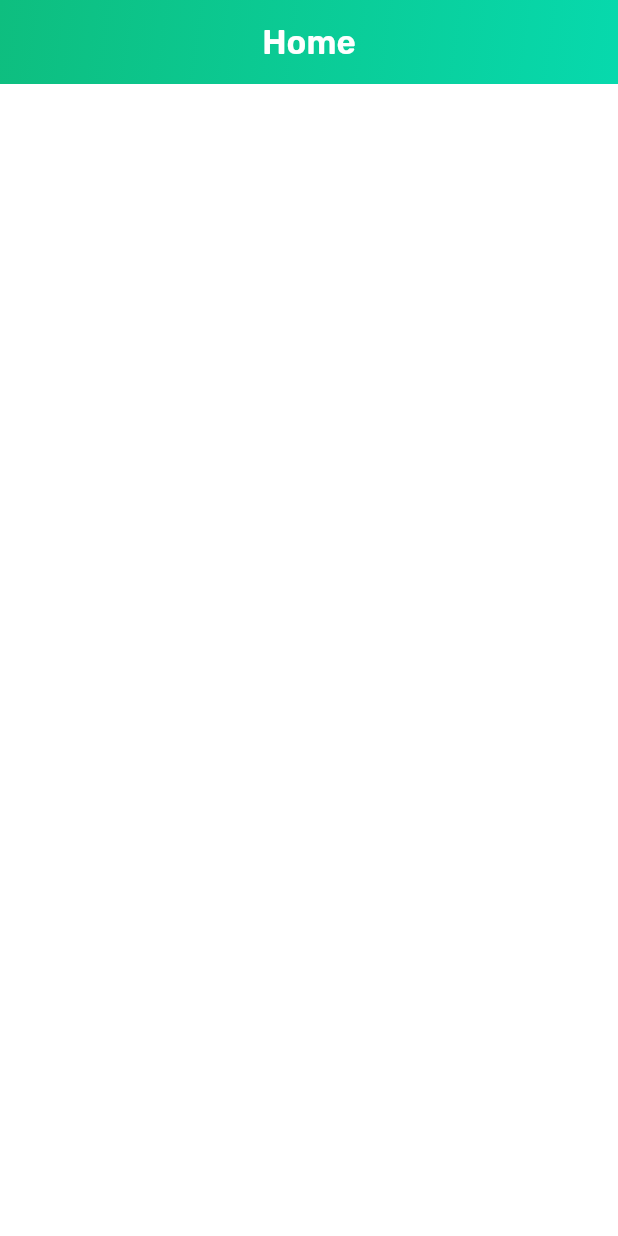
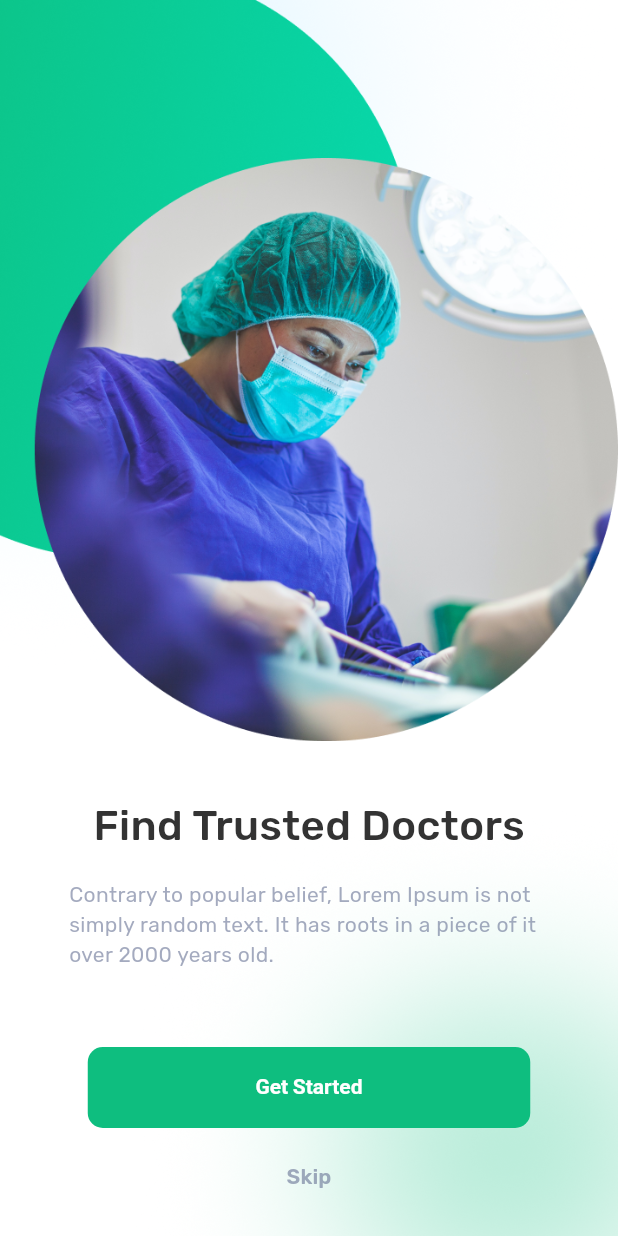
Before and after one commit to MedoAlshafei/doctor_hunt, a Flutter app: the screen it shows after launch, on a phone screen of 412 x 824 dp. Run offline on Flutter 3.47's test engine with Material 3 defaults, Android fonts, the phone set to English and light mode, and no system bars; our stand-ins replace google_fonts.

Commit message:
First onBoard view

```diff
--- a/lib/core/constants/app_colors.dart
+++ b/lib/core/constants/app_colors.dart
@@ -3,4 +3,6 @@ import 'package:flutter/material.dart';
 class AppColors {
   static Color primary = Color(0xff0EBE7F);
   static Color secondary = Color(0xff07D9AD);
+  static Color black = Color(0xff333333);
+  static Color grey = Color(0x99677294);
 }
--- a/lib/core/constants/app_image.dart
+++ b/lib/core/constants/app_image.dart
@@ -1,6 +1,7 @@
 class AppImage {
   static String splashViewImage = "assets/splash_view/splash_view.png";
-  static String onBoardingImageOne = "assets/on_boarding/on_boarding_1.png";
-  static String onBoardingImageTwo = "assets/on_boarding/on_boarding_2.png";
-  static String onBoardingImageThree = "assets/on_boarding/on_boarding_3.png";
+  static String onBoardingImageOne = "assets/onboarding/onboarding_1.png";
+  static String onBoardingImageTwo = "assets/onboarding/onboarding_2.png";
+  static String onBoardingImageThree = "assets/onboarding/onboarding_3.png";
+  static String appBackground = "assets/app_background/appBackground.png";
 }
--- a/lib/core/constants/app_text.dart
+++ b/lib/core/constants/app_text.dart
@@ -0,0 +1,8 @@
+class AppText {
+  static const String onBoardingOnetitle = "Find Trusted Doctors";
+  static const String onBoardingTwotitle = "Choose Best Doctors";
+  static const String onBoardingThreetitle = "Easy Appointments";
+  static const String onBoardingBodycontent =
+      "Contrary to popular belief, Lorem Ipsum is not simply random text. It has roots in a piece of it over 2000 years old.";
+  static const String onBoardingButtonGetStarted = "Get Started";
+}
--- /dev/null
+++ b/lib/features/onboarding/presentation/onboarding_view.dart
@@ -0,0 +1,126 @@
+import 'package:doctor_hunt/core/constants/app_colors.dart';
+import 'package:doctor_hunt/core/constants/app_image.dart';
+import 'package:doctor_hunt/core/constants/app_text.dart';
+import 'package:flutter/material.dart';
+import 'package:google_fonts/google_fonts.dart';
+
+class OnboardingView extends StatelessWidget {
+  const OnboardingView({super.key});
+
+  @override
+  Widget build(BuildContext context) {
+    return Scaffold(
+      body: Container(
+        child: PageView.builder(
+          itemBuilder: (context, index) => CustomPageViewBuilder(
+            image: AppImage.onBoardingImageOne,
+            title: AppText.onBoardingOnetitle,
+            bodyContent: AppText.onBoardingBodycontent,
+            onTap: () {},
+          ),
+        ),
+      ),
+    );
+  }
+}
+
+class CustomPageViewBuilder extends StatefulWidget {
+  const CustomPageViewBuilder({
+    super.key,
+    required this.image,
+    required this.title,
+    required this.bodyContent,
+    this.onTap,
+  });
+  static String id = "CustomPageViewBuilder";
+  final String image;
+  final String title;
+  final String bodyContent;
+  final void Function()? onTap;
+
+  @override
+  State<CustomPageViewBuilder> createState() => _CustomPageViewBuilderState();
+}
+
+class _CustomPageViewBuilderState extends State<CustomPageViewBuilder> {
+  PageController pageController = PageController(initialPage: 0);
+  int currentIndex = 0;
+
+  @override
+  Widget build(BuildContext context) {
+    return Scaffold(
+      body: Container(
+        decoration: BoxDecoration(
+          image: DecorationImage(
+            image: AssetImage(AppImage.appBackground),
+            fit: BoxFit.fill,
+          ),
+        ),
+        child: Column(
+          children: [
+            Expanded(
+              child: PageView(
+                controller: pageController,
+                children: [
+                  Column(
+                    children: [
+                      Image.asset(widget.image, fit: BoxFit.fill),
+                      Spacer(),
+                      Text(
+                        widget.title,
+                        style: GoogleFonts.rubik(
+                          color: AppColors.black,
+                          fontSize: 28,
+                          fontWeight: FontWeight.w500,
+                        ),
+                      ),
+                      SizedBox(height: 16),
+                      Padding(
+                        padding: const EdgeInsets.symmetric(horizontal: 46),
+                        child: Text(
+                          widget.bodyContent,
+                          style: GoogleFonts.rubik(
+                            color: AppColors.grey,
+                            fontSize: 14,
+                            fontWeight: FontWeight.w400,
+                          ),
+                        ),
+                      ),
+                      Spacer(),
+                    ],
+                  ),
+                ],
+              ),
+            ),
+            Padding(
+              padding: const EdgeInsets.all(16),
+              child: Column(
+                mainAxisAlignment: MainAxisAlignment.spaceBetween,
+                crossAxisAlignment: CrossAxisAlignment.center,
+                children: [
+                  ElevatedButton(
+                    onPressed: widget.onTap,
+                    style: ElevatedButton.styleFrom(
+                      elevation: 0,
+                      minimumSize: Size(295, 54),
+                    ),
+                    child: Text(AppText.onBoardingButtonGetStarted),
+                  ),
+                  SizedBox(height: 8),
+                  TextButton(
+                    onPressed: () {},
+                    style: ButtonStyle(
+                      foregroundColor: WidgetStateProperty.all(AppColors.grey),
+                    ),
+                    child: Text("Skip"),
+                  ),
+                  // Spacer(),
+                ],
+              ),
+            ),
+          ],
+        ),
+      ),
+    );
+  }
+}
--- a/lib/features/shared/custom_theme.dart
+++ b/lib/features/shared/custom_theme.dart
@@ -1,5 +1,4 @@
 import 'package:flutter/material.dart';
-import 'package:flutter/services.dart';
 import 'package:google_fonts/google_fonts.dart';
 
 class CustomTheme {
--- a/lib/splash_view.dart
+++ b/lib/splash_view.dart
@@ -1,5 +1,5 @@
 import 'package:doctor_hunt/core/constants/app_image.dart';
-import 'package:doctor_hunt/features/home/home_view.dart';
+import 'package:doctor_hunt/features/onboarding/presentation/onboarding_view.dart';
 import 'package:flutter/material.dart';
 
 class SplashView extends StatefulWidget {
@@ -16,7 +16,7 @@ class _SplashViewState extends State<SplashView> {
     Future.delayed(Duration(seconds: 2), () {
       Navigator.pushAndRemoveUntil(
         context,
-        MaterialPageRoute(builder: (e) => HomeView()),
+        MaterialPageRoute(builder: (e) => OnboardingView()),
         (route) => false,
       );
     });
--- a/pubspec.yaml
+++ b/pubspec.yaml
@@ -15,7 +15,6 @@ dependencies:
   google_fonts: ^6.3.2
 
 dev_dependencies:
-
   flutter_lints: ^5.0.0
   flutter_test:
     sdk: flutter
@@ -27,6 +26,7 @@ flutter:
     - assets/
     - assets/splash_view/
     - assets/onboarding/
+    - assets/app_background/
   # fonts:
   #   - family: Schyler
   #     fonts:
```
Also changed, not shown: assets/app_background/appBackground.png (added), assets/onboarding/onboarding_3.png (added), lib/features/home/presentation/home_view.dart (renamed from lib/features/home/home_view.dart).
